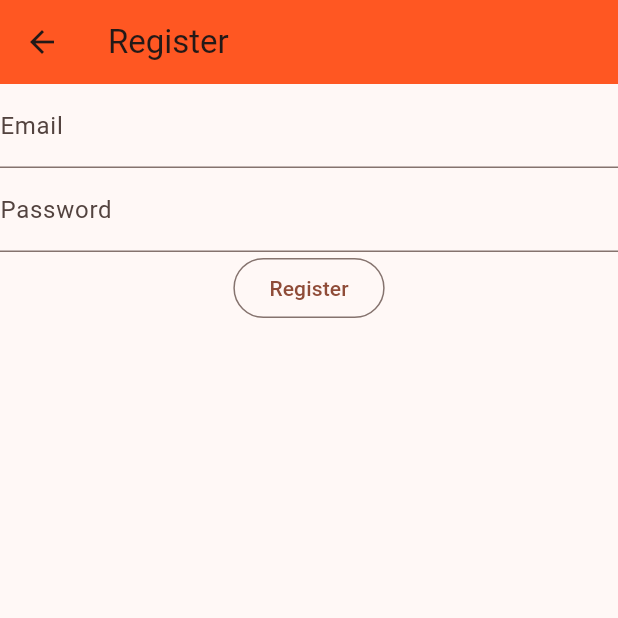
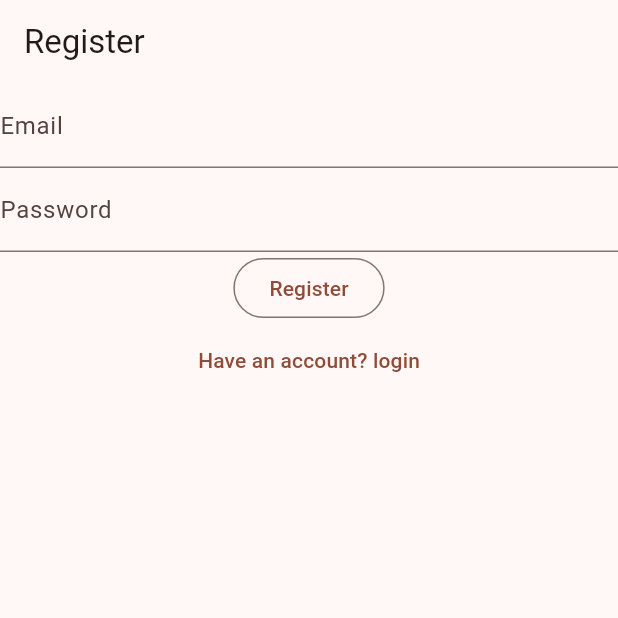
Before and after one commit to otienochris/notesly, a Flutter app: the RegisterView screen opened directly, on a phone screen of 412 x 824 dp, the top half of it. Run offline on Flutter 3.47's test engine with Material 3 defaults, Android fonts, the phone set to English and light mode, and no system bars; our stand-ins replace firebase_auth, firebase_core; accounts and stored records are empty.

Commit message:
adding routes between the login, register and verify email view

```diff
--- a/lib/views/register_view.dart
+++ b/lib/views/register_view.dart
@@ -1,8 +1,5 @@
 import 'package:firebase_auth/firebase_auth.dart';
-import 'package:firebase_core/firebase_core.dart';
 import 'package:flutter/material.dart';
-
-import '../firebase_options.dart';
 
 class RegisterView extends StatefulWidget {
   const RegisterView({super.key});
@@ -32,18 +29,8 @@
   @override
   Widget build(BuildContext context) {
     return Scaffold(
-      appBar: AppBar(
-        title: const Text('Register'),
-        backgroundColor: Colors.deepOrange,
-      ),
-      body: FutureBuilder(
-        future: Firebase.initializeApp(
-          options: DefaultFirebaseOptions.currentPlatform,
-        ),
-        builder: (context, snapshot) {
-          switch (snapshot.connectionState) {
-            case ConnectionState.done:
-              return Column(
+      appBar: AppBar(title: const Text('Register'),),
+      body: Column(
         children: [
           TextField(
             controller: _email,
@@ -59,8 +46,7 @@
             enableSuggestions: false,
             autocorrect: false,
             decoration: const InputDecoration(
-                        hintText: 'Enter your password',
-                        label: Text('Password')),
+                hintText: 'Enter your password', label: Text('Password')),
           ),
           OutlinedButton(
             onPressed: () async {
@@ -70,6 +56,9 @@
                 final userCredentials = await FirebaseAuth.instance
                     .createUserWithEmailAndPassword(
                         email: email, password: password);
+
+                Navigator.of(context).pushNamedAndRemoveUntil('/verifyEmail', (route) => false);
+
                 print(userCredentials);
               } on FirebaseAuthException catch (e) {
                 print(e.code);
@@ -89,12 +78,10 @@
             },
             child: const Text('Register'),
           ),
+          TextButton(onPressed: (){
+            Navigator.of(context).pushNamedAndRemoveUntil('/login', (route) => false);
+          }, child: const Text('Have an account? login'))
         ],
-              );
-            default:
-              return const Text('Loading ...');
-          }
-        },
       ),
     );
   }
```
Also changed, not shown: lib/main.dart (+16 -12 lines), lib/views/login_view.dart (+15 -22 lines), lib/views/verify_email_view.dart (added, +30 -0 lines), lib/views/notes_view.dart (added). Lines whose indentation alone changed are shown as unchanged.
